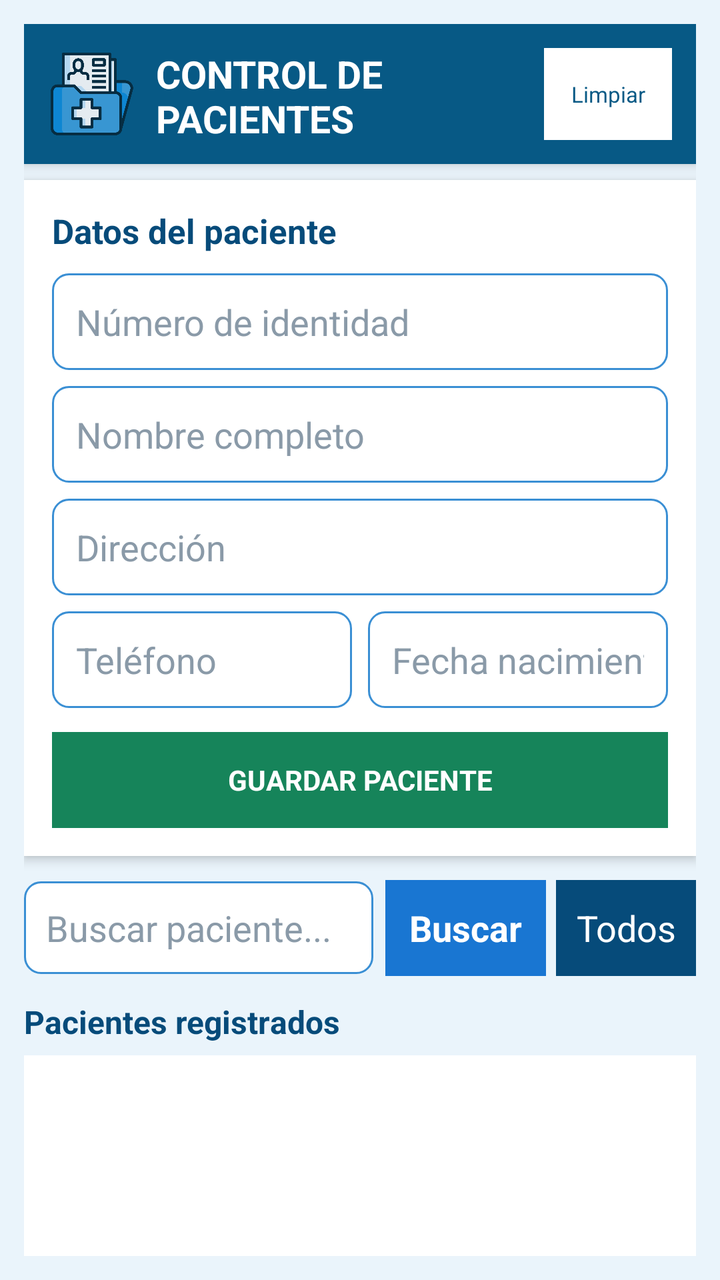
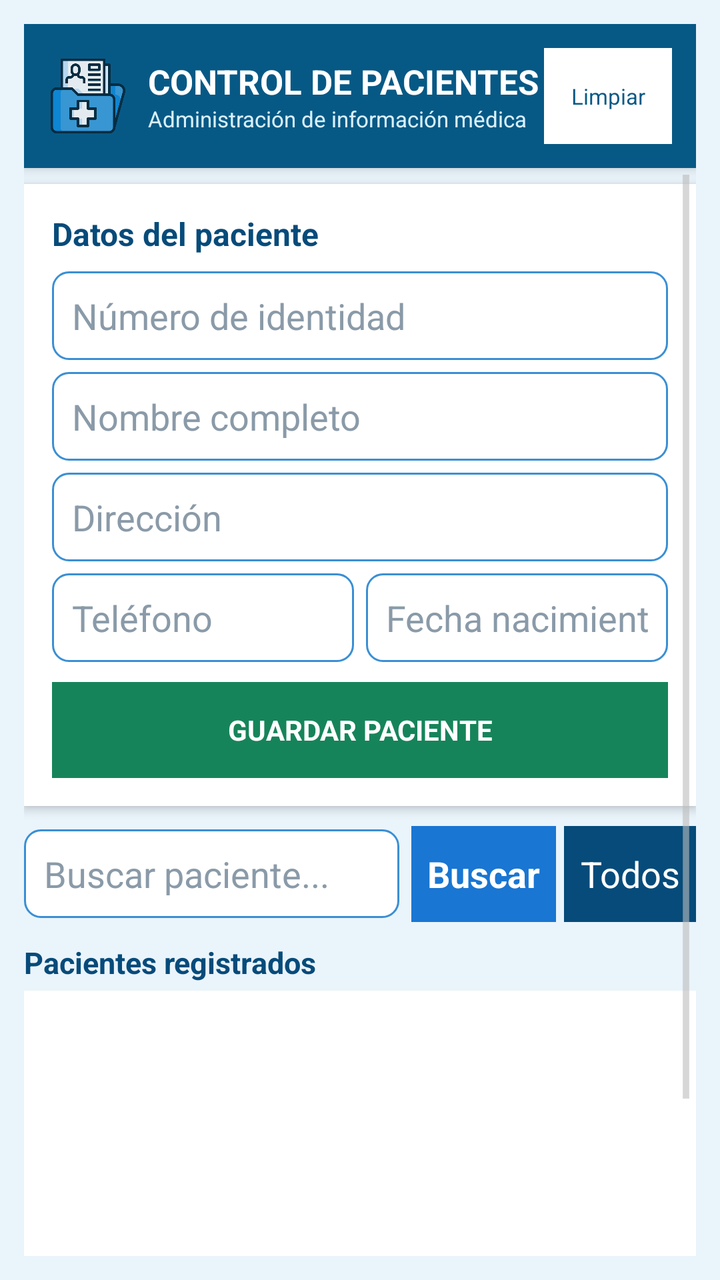

Before-and-after screenshots of an Android layout around one commit, followed by the original layout XML and the change that was made.
<!-- AndroidManifest.xml: application theme android:Theme.Holo.Light -->
<!-- res/layout/activity_pacientes.xml -->
<?xml version="1.0" encoding="utf-8"?>
<LinearLayout xmlns:android="http://schemas.android.com/apk/res/android"
    android:layout_width="match_parent"
    android:layout_height="match_parent"
    android:orientation="vertical"
    android:background="#EAF4FB"
    android:padding="12dp">

    
    
    
    
    
    

    <LinearLayout
        android:layout_width="match_parent"
        android:layout_height="70dp"
        android:orientation="horizontal"
        android:gravity="center_vertical"
        android:background="#075985"
        android:padding="12dp"
        android:elevation="4dp">

        <ImageView
            android:layout_width="44dp"
            android:layout_height="44dp"
            android:src="@drawable/pacientes"
            android:contentDescription="Logo Pacientes" />

        <LinearLayout
            android:layout_width="0dp"
            android:layout_height="wrap_content"
            android:layout_weight="1"
            android:orientation="vertical"
            android:layout_marginLeft="10dp">

            <TextView
                android:layout_width="wrap_content"
                android:layout_height="wrap_content"
                android:text="CONTROL DE PACIENTES"
                android:textSize="19sp"
                android:textStyle="bold"
                android:textColor="#FFFFFF" />

            <TextView
                android:layout_width="wrap_content"
                android:layout_height="wrap_content"
                android:text="Administración de información médica"
                android:textSize="11sp"
                android:textColor="#D8F0FF" />

        </LinearLayout>

        <Button
            android:id="@+id/btnLimpiar"
            android:layout_width="wrap_content"
            android:layout_height="wrap_content"
            android:text="Limpiar"
            android:textSize="11sp"
            android:textColor="#075985"
            android:background="#FFFFFF"
            android:padding="8dp" />

    </LinearLayout>



    
    
    

    <LinearLayout
        android:layout_width="match_parent"
        android:layout_height="wrap_content"
        android:orientation="vertical"
        android:background="#FFFFFF"
        android:padding="14dp"
        android:layout_marginTop="8dp"
        android:elevation="3dp">

        

        <TextView
            android:layout_width="wrap_content"
            android:layout_height="wrap_content"
            android:text="Datos del paciente"
            android:textSize="17sp"
            android:textStyle="bold"
            android:textColor="#064B7A"
            android:layout_marginBottom="10dp" />


        

        <EditText
            android:id="@+id/etIdentidad"
            android:layout_width="match_parent"
            android:layout_height="wrap_content"
            android:hint="Número de identidad"
            android:inputType="text"
            android:singleLine="true"
            android:padding="12dp"
            android:textColor="#17324D"
            android:textColorHint="#8A9AA8"
            android:background="@drawable/rounded_edittext" />


        

        <EditText
            android:id="@+id/etNombre"
            android:layout_width="match_parent"
            android:layout_height="wrap_content"
            android:hint="Nombre completo"
            android:inputType="textPersonName"
            android:singleLine="true"
            android:padding="12dp"
            android:layout_marginTop="8dp"
            android:textColor="#17324D"
            android:textColorHint="#8A9AA8"
            android:background="@drawable/rounded_edittext" />


        

        <EditText
            android:id="@+id/etDireccion"
            android:layout_width="match_parent"
            android:layout_height="wrap_content"
            android:hint="Dirección"
            android:inputType="textCapSentences"
            android:singleLine="true"
            android:padding="12dp"
            android:layout_marginTop="8dp"
            android:textColor="#17324D"
            android:textColorHint="#8A9AA8"
            android:background="@drawable/rounded_edittext" />


        

        <LinearLayout
            android:layout_width="match_parent"
            android:layout_height="wrap_content"
            android:orientation="horizontal"
            android:layout_marginTop="8dp">

            <EditText
                android:id="@+id/etTelefono"
                android:layout_width="0dp"
                android:layout_height="wrap_content"
                android:layout_weight="1"
                android:hint="Teléfono"
                android:inputType="phone"
                android:singleLine="true"
                android:padding="12dp"
                android:textColor="#17324D"
                android:textColorHint="#8A9AA8"
                android:background="@drawable/rounded_edittext" />

            <EditText
                android:id="@+id/etFechaNac"
                android:layout_width="0dp"
                android:layout_height="wrap_content"
                android:layout_weight="1"
                android:layout_marginLeft="8dp"
                android:hint="Fecha nacimiento"
                android:inputType="date"
                android:singleLine="true"
                android:padding="12dp"
                android:textColor="#17324D"
                android:textColorHint="#8A9AA8"
                android:background="@drawable/rounded_edittext" />

        </LinearLayout>


        

        <Button
            android:id="@+id/btnGuardar"
            android:layout_width="match_parent"
            android:layout_height="wrap_content"
            android:text="GUARDAR PACIENTE"
            android:textSize="14sp"
            android:textStyle="bold"
            android:textColor="#FFFFFF"
            android:background="#16845A"
            android:padding="13dp"
            android:layout_marginTop="12dp" />

    </LinearLayout>


    
    
    

    <LinearLayout
        android:layout_width="match_parent"
        android:layout_height="wrap_content"
        android:orientation="horizontal"
        android:gravity="center_vertical"
        android:layout_marginTop="12dp">

        <EditText
            android:id="@+id/etBuscar"
            android:layout_width="0dp"
            android:layout_height="wrap_content"
            android:layout_weight="1"
            android:hint="Buscar paciente..."
            android:inputType="text"
            android:singleLine="true"
            android:padding="11dp"
            android:textColor="#17324D"
            android:textColorHint="#8A9AA8"
            android:background="@drawable/rounded_edittext" />

        <Button
            android:id="@+id/btnBuscar"
            android:layout_width="wrap_content"
            android:layout_height="wrap_content"
            android:text="Buscar"
            android:textColor="#FFFFFF"
            android:textStyle="bold"
            android:background="#1976D2"
            android:paddingLeft="12dp"
            android:paddingRight="12dp"
            android:paddingTop="10dp"
            android:paddingBottom="10dp"
            android:layout_marginLeft="6dp" />

        <Button
            android:id="@+id/btnListar"
            android:layout_width="wrap_content"
            android:layout_height="wrap_content"
            android:text="Todos"
            android:textColor="#FFFFFF"
            android:background="#064B7A"
            android:paddingLeft="10dp"
            android:paddingRight="10dp"
            android:paddingTop="10dp"
            android:paddingBottom="10dp"
            android:layout_marginLeft="5dp" />

    </LinearLayout>


    
    
    

    <TextView
        android:layout_width="wrap_content"
        android:layout_height="wrap_content"
        android:text="Pacientes registrados"
        android:textSize="16sp"
        android:textStyle="bold"
        android:textColor="#064B7A"
        android:layout_marginTop="12dp"
        android:layout_marginBottom="6dp" />


    
    
    

    <ListView
        android:id="@+id/lvPacientes"
        android:layout_width="match_parent"
        android:layout_height="0dp"
        android:layout_weight="1"
        android:background="#FFFFFF"
        android:padding="5dp"
        android:divider="#D8E3EA"
        android:dividerHeight="1dp" />

</LinearLayout>
<!-- resources referenced by this layout -->
<resources>
  <!-- drawable pacientes: png bitmap (drawable-ldpi, 16137 bytes) -->
  <!-- drawable rounded_edittext (drawable-hdpi) -->
  <?xml version="1.0" encoding="utf-8"?>
  <shape xmlns:android="http://schemas.android.com/apk/res/android"
      android:shape="rectangle">
      
      
      <solid android:color="#FFFFFF" />
      
      
      <stroke
          android:width="1dp"
          android:color="#3A8FD4" />
      
      
      <corners android:radius="8dp" />
      
      
      <padding
          android:left="4dp"
          android:top="4dp"
          android:right="4dp"
          android:bottom="4dp" />
          
  </shape>
</resources>

<!-- the commit's change to res/layout/activity_pacientes.xml (unified diff, before → after) -->
@@ -7,15 +7,9 @@
     android:padding="12dp">
 
     
-    
-    
-    
-    
-    
-
     <LinearLayout
         android:layout_width="match_parent"
-        android:layout_height="70dp"
+        android:layout_height="wrap_content"
         android:orientation="horizontal"
         android:gravity="center_vertical"
         android:background="#075985"
@@ -23,8 +17,8 @@
         android:elevation="4dp">
 
         <ImageView
-            android:layout_width="44dp"
-            android:layout_height="44dp"
+            android:layout_width="40dp"
+            android:layout_height="40dp"
             android:src="@drawable/pacientes"
             android:contentDescription="Logo Pacientes" />
 
@@ -39,7 +33,7 @@
                 android:layout_width="wrap_content"
                 android:layout_height="wrap_content"
                 android:text="CONTROL DE PACIENTES"
-                android:textSize="19sp"
+                android:textSize="17sp"
                 android:textStyle="bold"
                 android:textColor="#FFFFFF" />
 
@@ -64,216 +58,189 @@
 
     </LinearLayout>
 
-
-
     
-    
-    
-
-    <LinearLayout
+    <ScrollView
         android:layout_width="match_parent"
-        android:layout_height="wrap_content"
-        android:orientation="vertical"
-        android:background="#FFFFFF"
-        android:padding="14dp"
-        android:layout_marginTop="8dp"
-        android:elevation="3dp">
-
-        
-
-        <TextView
-            android:layout_width="wrap_content"
-            android:layout_height="wrap_content"
-            android:text="Datos del paciente"
-            android:textSize="17sp"
-            android:textStyle="bold"
-            android:textColor="#064B7A"
-            android:layout_marginBottom="10dp" />
-
-
-        
-
-        <EditText
-            android:id="@+id/etIdentidad"
-            android:layout_width="match_parent"
-            android:layout_height="wrap_content"
-            android:hint="Número de identidad"
-            android:inputType="text"
-            android:singleLine="true"
-            android:padding="12dp"
-            android:textColor="#17324D"
-            android:textColorHint="#8A9AA8"
-            android:background="@drawable/rounded_edittext" />
-
-
-        
-
-        <EditText
-            android:id="@+id/etNombre"
-            android:layout_width="match_parent"
-            android:layout_height="wrap_content"
-            android:hint="Nombre completo"
-            android:inputType="textPersonName"
-            android:singleLine="true"
-            android:padding="12dp"
-            android:layout_marginTop="8dp"
-            android:textColor="#17324D"
-            android:textColorHint="#8A9AA8"
-            android:background="@drawable/rounded_edittext" />
-
-
-        
-
-        <EditText
-            android:id="@+id/etDireccion"
-            android:layout_width="match_parent"
-            android:layout_height="wrap_content"
-            android:hint="Dirección"
-            android:inputType="textCapSentences"
-            android:singleLine="true"
-            android:padding="12dp"
-            android:layout_marginTop="8dp"
-            android:textColor="#17324D"
-            android:textColorHint="#8A9AA8"
-            android:background="@drawable/rounded_edittext" />
-
-
-        
+        android:layout_height="0dp"
+        android:layout_weight="1"
+        android:fillViewport="true">
 
         <LinearLayout
             android:layout_width="match_parent"
             android:layout_height="wrap_content"
-            android:orientation="horizontal"
-            android:layout_marginTop="8dp">
-
-            <EditText
-                android:id="@+id/etTelefono"
-                android:layout_width="0dp"
-                android:layout_height="wrap_content"
-                android:layout_weight="1"
-                android:hint="Teléfono"
-                android:inputType="phone"
-                android:singleLine="true"
-                android:padding="12dp"
-                android:textColor="#17324D"
-                android:textColorHint="#8A9AA8"
-                android:background="@drawable/rounded_edittext" />
-
-            <EditText
-                android:id="@+id/etFechaNac"
-                android:layout_width="0dp"
-                android:layout_height="wrap_content"
-                android:layout_weight="1"
-                android:layout_marginLeft="8dp"
-                android:hint="Fecha nacimiento"
-                android:inputType="date"
-                android:singleLine="true"
-                android:padding="12dp"
-                android:textColor="#17324D"
-                android:textColorHint="#8A9AA8"
-                android:background="@drawable/rounded_edittext" />
+            android:orientation="vertical">
+
+            
+            <LinearLayout
+                android:layout_width="match_parent"
+                android:layout_height="wrap_content"
+                android:orientation="vertical"
+                android:background="#FFFFFF"
+                android:padding="14dp"
+                android:layout_marginTop="8dp"
+                android:elevation="3dp">
+
+                <TextView
+                    android:layout_width="wrap_content"
+                    android:layout_height="wrap_content"
+                    android:text="Datos del paciente"
+                    android:textSize="16sp"
+                    android:textStyle="bold"
+                    android:textColor="#064B7A"
+                    android:layout_marginBottom="8dp" />
+
+                <EditText
+                    android:id="@+id/etIdentidad"
+                    android:layout_width="match_parent"
+                    android:layout_height="wrap_content"
+                    android:hint="Número de identidad"
+                    android:inputType="text"
+                    android:singleLine="true"
+                    android:padding="10dp"
+                    android:textColor="#17324D"
+                    android:textColorHint="#8A9AA8"
+                    android:background="@drawable/rounded_edittext" />
+
+                <EditText
+                    android:id="@+id/etNombre"
+                    android:layout_width="match_parent"
+                    android:layout_height="wrap_content"
+                    android:hint="Nombre completo"
+                    android:inputType="textPersonName"
+                    android:singleLine="true"
+                    android:padding="10dp"
+                    android:layout_marginTop="6dp"
+                    android:textColor="#17324D"
+                    android:textColorHint="#8A9AA8"
+                    android:background="@drawable/rounded_edittext" />
+
+                <EditText
+                    android:id="@+id/etDireccion"
+                    android:layout_width="match_parent"
+                    android:layout_height="wrap_content"
+                    android:hint="Dirección"
+                    android:inputType="textCapSentences"
+                    android:singleLine="true"
+                    android:padding="10dp"
+                    android:layout_marginTop="6dp"
+                    android:textColor="#17324D"
+                    android:textColorHint="#8A9AA8"
+                    android:background="@drawable/rounded_edittext" />
+
+                <LinearLayout
+                    android:layout_width="match_parent"
+                    android:layout_height="wrap_content"
+                    android:orientation="horizontal"
+                    android:layout_marginTop="6dp">
+
+                    <EditText
+                        android:id="@+id/etTelefono"
+                        android:layout_width="0dp"
+                        android:layout_height="wrap_content"
+                        android:layout_weight="1"
+                        android:hint="Teléfono"
+                        android:inputType="phone"
+                        android:singleLine="true"
+                        android:padding="10dp"
+                        android:textColor="#17324D"
+                        android:textColorHint="#8A9AA8"
+                        android:background="@drawable/rounded_edittext" />
+
+                    <EditText
+                        android:id="@+id/etFechaNac"
+                        android:layout_width="0dp"
+                        android:layout_height="wrap_content"
+                        android:layout_weight="1"
+                        android:layout_marginLeft="6dp"
+                        android:hint="Fecha nacimiento"
+                        android:inputType="date"
+                        android:singleLine="true"
+                        android:padding="10dp"
+                        android:textColor="#17324D"
+                        android:textColorHint="#8A9AA8"
+                        android:background="@drawable/rounded_edittext" />
+
+                </LinearLayout>
+
+                <Button
+                    android:id="@+id/btnGuardar"
+                    android:layout_width="match_parent"
+                    android:layout_height="wrap_content"
+                    android:text="GUARDAR PACIENTE"
+                    android:textSize="14sp"
+                    android:textStyle="bold"
+                    android:textColor="#FFFFFF"
+                    android:background="#16845A"
+                    android:padding="10dp"
+                    android:layout_marginTop="10dp" />
+
+            </LinearLayout>
+
+            
+            <LinearLayout
+                android:layout_width="match_parent"
+                android:layout_height="wrap_content"
+                android:orientation="horizontal"
+                android:gravity="center_vertical"
+                android:layout_marginTop="10dp">
+
+                <EditText
+                    android:id="@+id/etBuscar"
+                    android:layout_width="0dp"
+                    android:layout_height="wrap_content"
+                    android:layout_weight="1"
+                    android:hint="Buscar paciente..."
+                    android:inputType="text"
+                    android:singleLine="true"
+                    android:padding="10dp"
+                    android:textColor="#17324D"
+                    android:textColorHint="#8A9AA8"
+                    android:background="@drawable/rounded_edittext" />
+
+                <Button
+                    android:id="@+id/btnBuscar"
+                    android:layout_width="wrap_content"
+                    android:layout_height="wrap_content"
+                    android:text="Buscar"
+                    android:textColor="#FFFFFF"
+                    android:textStyle="bold"
+                    android:background="#1976D2"
+                    android:padding="8dp"
+                    android:layout_marginLeft="6dp" />
+
+                <Button
+                    android:id="@+id/btnListar"
+                    android:layout_width="wrap_content"
+                    android:layout_height="wrap_content"
+                    android:text="Todos"
+                    android:textColor="#FFFFFF"
+                    android:background="#064B7A"
+                    android:padding="8dp"
+                    android:layout_marginLeft="4dp" />
+
+            </LinearLayout>
+
+            <TextView
+                android:layout_width="wrap_content"
+                android:layout_height="wrap_content"
+                android:text="Pacientes registrados"
+                android:textSize="15sp"
+                android:textStyle="bold"
+                android:textColor="#064B7A"
+                android:layout_marginTop="10dp"
+                android:layout_marginBottom="4dp" />
+
+            
+            <ListView
+                android:id="@+id/lvPacientes"
+                android:layout_width="match_parent"
+                android:layout_height="220dp"
+                android:background="#FFFFFF"
+                android:padding="5dp"
+                android:divider="#D8E3EA"
+                android:dividerHeight="1dp" />
 
         </LinearLayout>
-
-
-        
-
-        <Button
-            android:id="@+id/btnGuardar"
-            android:layout_width="match_parent"
-            android:layout_height="wrap_content"
-            android:text="GUARDAR PACIENTE"
-            android:textSize="14sp"
-            android:textStyle="bold"
-            android:textColor="#FFFFFF"
-            android:background="#16845A"
-            android:padding="13dp"
-            android:layout_marginTop="12dp" />
-
-    </LinearLayout>
-
-
-    
-    
-    
-
-    <LinearLayout
-        android:layout_width="match_parent"
-        android:layout_height="wrap_content"
-        android:orientation="horizontal"
-        android:gravity="center_vertical"
-        android:layout_marginTop="12dp">
-
-        <EditText
-            android:id="@+id/etBuscar"
-            android:layout_width="0dp"
-            android:layout_height="wrap_content"
-            android:layout_weight="1"
-            android:hint="Buscar paciente..."
-            android:inputType="text"
-            android:singleLine="true"
-            android:padding="11dp"
-            android:textColor="#17324D"
-            android:textColorHint="#8A9AA8"
-            android:background="@drawable/rounded_edittext" />
-
-        <Button
-            android:id="@+id/btnBuscar"
-            android:layout_width="wrap_content"
-            android:layout_height="wrap_content"
-            android:text="Buscar"
-            android:textColor="#FFFFFF"
-            android:textStyle="bold"
-            android:background="#1976D2"
-            android:paddingLeft="12dp"
-            android:paddingRight="12dp"
-            android:paddingTop="10dp"
-            android:paddingBottom="10dp"
-            android:layout_marginLeft="6dp" />
-
-        <Button
-            android:id="@+id/btnListar"
-            android:layout_width="wrap_content"
-            android:layout_height="wrap_content"
-            android:text="Todos"
-            android:textColor="#FFFFFF"
-            android:background="#064B7A"
-            android:paddingLeft="10dp"
-            android:paddingRight="10dp"
-            android:paddingTop="10dp"
-            android:paddingBottom="10dp"
-            android:layout_marginLeft="5dp" />
-
-    </LinearLayout>
-
-
-    
-    
-    
-
-    <TextView
-        android:layout_width="wrap_content"
-        android:layout_height="wrap_content"
-        android:text="Pacientes registrados"
-        android:textSize="16sp"
-        android:textStyle="bold"
-        android:textColor="#064B7A"
-        android:layout_marginTop="12dp"
-        android:layout_marginBottom="6dp" />
-
-
-    
-    
-    
-
-    <ListView
-        android:id="@+id/lvPacientes"
-        android:layout_width="match_parent"
-        android:layout_height="0dp"
-        android:layout_weight="1"
-        android:background="#FFFFFF"
-        android:padding="5dp"
-        android:divider="#D8E3EA"
-        android:dividerHeight="1dp" />
+    </ScrollView>
 
 </LinearLayout>
